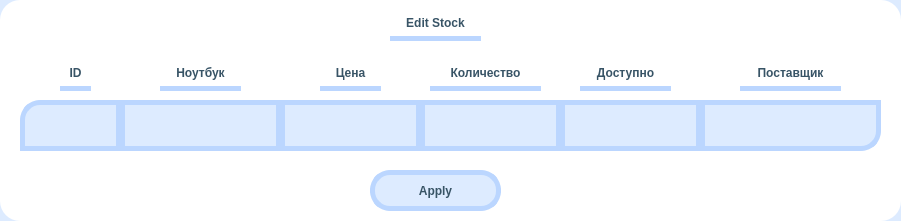
Above: CRM/editUI/editStock.ui from Plnguins/CRM before the change. Below: the same form after it.
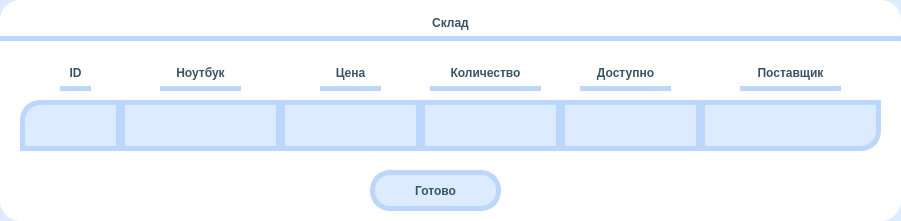
That is the form after the change.

Commit message: Исправлен интерфейс

What changed in the file:
```diff
--- a/CRM/editUI/editStock.ui
+++ b/CRM/editUI/editStock.ui
@@ -76,7 +76,7 @@
  }</string>
    </property>
    <property name="text">
-    <string>Apply</string>
+    <string>Готово</string>
    </property>
   </widget>
   <widget class="QLabel" name="Background">
@@ -98,9 +98,9 @@
   <widget class="QLabel" name="tableName">
    <property name="geometry">
     <rect>
-     <x>390</x>
+     <x>0</x>
      <y>10</y>
-     <width>91</width>
+     <width>901</width>
      <height>31</height>
     </rect>
    </property>
@@ -114,7 +114,7 @@
 	border-right: transparent;</string>
    </property>
    <property name="text">
-    <string>Edit Stock</string>
+    <string>Склад</string>
    </property>
    <property name="alignment">
     <set>Qt::AlignCenter</set>
```
The commit also changes 4 other files.
